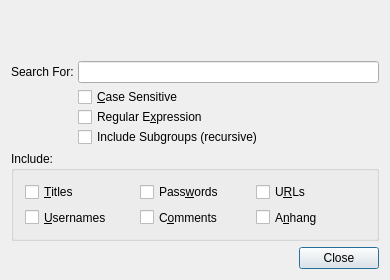
This is src/forms/SearchDlg.ui in thooge/keepassx1 as Qt 5 draws it before an edit. The edited form follows.
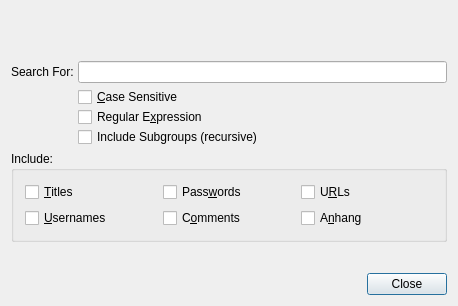
This is the edited form.

```diff
--- a/src/forms/SearchDlg.ui
+++ b/src/forms/SearchDlg.ui
@@ -5,26 +5,14 @@
    <rect>
     <x>0</x>
     <y>0</y>
-    <width>390</width>
-    <height>280</height>
+    <width>458</width>
+    <height>306</height>
    </rect>
   </property>
-  <property name="sizePolicy" >
-   <sizepolicy vsizetype="Fixed" hsizetype="Fixed" >
-    <horstretch>0</horstretch>
-    <verstretch>0</verstretch>
-   </sizepolicy>
-  </property>
   <property name="minimumSize" >
    <size>
     <width>390</width>
-    <height>280</height>
-   </size>
-  </property>
-  <property name="maximumSize" >
-   <size>
-    <width>390</width>
-    <height>280</height>
+    <height>0</height>
    </size>
   </property>
   <property name="windowTitle" >
```
